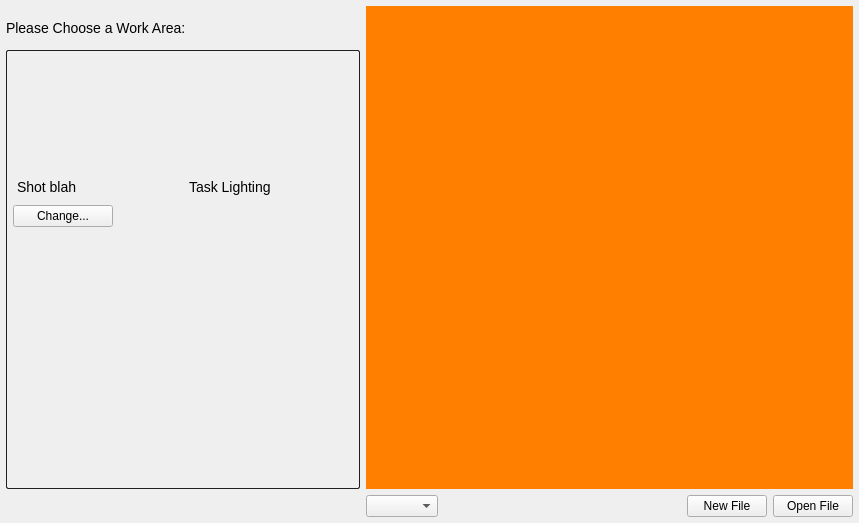
This is resources/work_files_form.ui in shotgunsoftware/tk-multi-workfiles2 as Qt 5 draws it before an edit. The edited form follows.
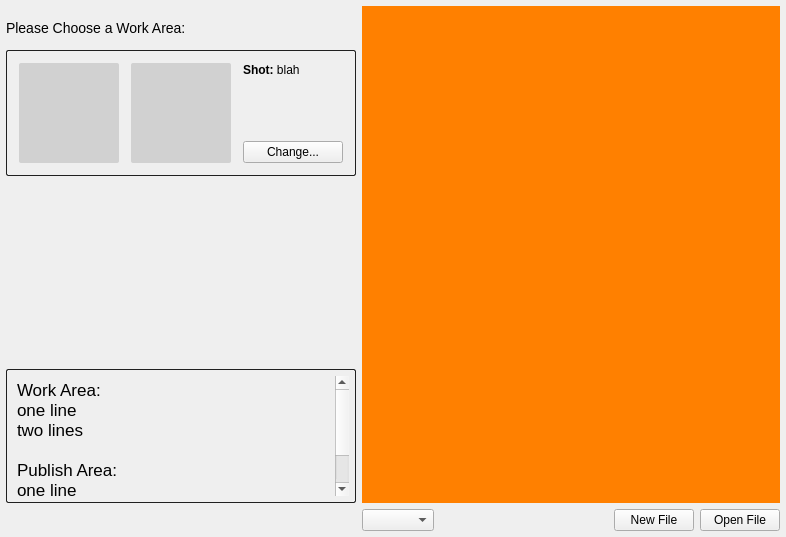
This is the edited form. Icons and pictures are not drawn. Custom widgets are drawn as their Qt base class.

Commit message: Tweaked UI layout to latest design

```diff
--- a/resources/work_files_form.ui
+++ b/resources/work_files_form.ui
@@ -6,8 +6,8 @@
    <rect>
     <x>0</x>
     <y>0</y>
-    <width>859</width>
-    <height>523</height>
+    <width>786</width>
+    <height>537</height>
    </rect>
   </property>
   <property name="windowTitle">
@@ -21,7 +21,7 @@
     <number>6</number>
    </property>
    <item row="0" column="0">
-    <layout class="QVBoxLayout" name="verticalLayout_6">
+    <layout class="QVBoxLayout" name="verticalLayout_6" stretch="0,0,1,0">
      <property name="spacing">
       <number>0</number>
      </property>
@@ -56,9 +56,9 @@
       </widget>
      </item>
      <item>
-      <widget class="QFrame" name="work_area_frame">
+      <widget class="QFrame" name="change_work_area_frame">
        <property name="styleSheet">
-        <string notr="true">#work_area_frame {
+        <string notr="true">#change_work_area_frame {
 border-style: solid;
 border-radius: 2px;
 border-width: 1px;
@@ -71,41 +71,33 @@
        <property name="frameShadow">
         <enum>QFrame::Raised</enum>
        </property>
-       <layout class="QVBoxLayout" name="verticalLayout_7" stretch="0,0,0,1">
-        <property name="leftMargin">
-         <number>6</number>
-        </property>
-        <property name="topMargin">
-         <number>12</number>
-        </property>
-        <property name="rightMargin">
-         <number>6</number>
-        </property>
-        <property name="bottomMargin">
-         <number>6</number>
-        </property>
-        <item>
-         <layout class="QGridLayout" name="gridLayout_2">
-          <property name="margin">
-           <number>4</number>
-          </property>
+       <layout class="QHBoxLayout" name="horizontalLayout_3">
           <property name="spacing">
            <number>12</number>
           </property>
-          <item row="0" column="0">
+        <property name="margin">
+         <number>12</number>
+        </property>
+        <item>
            <widget class="QLabel" name="entity_thumbnail">
             <property name="minimumSize">
              <size>
-              <width>160</width>
+            <width>100</width>
               <height>100</height>
              </size>
             </property>
             <property name="maximumSize">
              <size>
-              <width>160</width>
+            <width>100</width>
               <height>100</height>
              </size>
             </property>
+          <property name="styleSheet">
+           <string notr="true">#entity_thumbnail {
+background-color: rgb(0,0,0,32);
+border-radius: 2px;
+}</string>
+          </property>
             <property name="text">
              <string/>
             </property>
@@ -120,20 +112,26 @@
             </property>
            </widget>
           </item>
-          <item row="0" column="1">
+        <item>
            <widget class="QLabel" name="task_thumbnail">
             <property name="minimumSize">
              <size>
-              <width>160</width>
+            <width>100</width>
               <height>100</height>
              </size>
             </property>
             <property name="maximumSize">
              <size>
-              <width>160</width>
+            <width>100</width>
               <height>100</height>
              </size>
             </property>
+          <property name="styleSheet">
+           <string notr="true">#task_thumbnail {
+background-color: rgb(0,0,0,32);
+border-radius: 2px;
+}</string>
+          </property>
             <property name="frameShape">
              <enum>QFrame::NoFrame</enum>
             </property>
@@ -157,23 +155,12 @@
             </property>
            </widget>
           </item>
-          <item row="1" column="1">
-           <widget class="QLabel" name="task_details">
-            <property name="text">
-             <string>&lt;big&gt;Task Lighting&lt;/big&gt;</string>
-            </property>
-            <property name="alignment">
-             <set>Qt::AlignLeading|Qt::AlignLeft|Qt::AlignTop</set>
-            </property>
-            <property name="wordWrap">
-             <bool>true</bool>
-            </property>
-           </widget>
-          </item>
-          <item row="1" column="0">
+        <item>
+         <layout class="QVBoxLayout" name="verticalLayout">
+          <item>
            <widget class="QLabel" name="entity_details">
             <property name="text">
-             <string>&lt;big&gt;Shot blah&lt;/big&gt;</string>
+             <string>&lt;b&gt;Shot:&lt;/b&gt; blah</string>
             </property>
             <property name="alignment">
              <set>Qt::AlignLeading|Qt::AlignLeft|Qt::AlignTop</set>
@@ -183,10 +170,19 @@
             </property>
            </widget>
           </item>
-         </layout>
-        </item>
         <item>
-         <layout class="QHBoxLayout" name="horizontalLayout_6">
+           <spacer name="verticalSpacer_2">
+            <property name="orientation">
+             <enum>Qt::Vertical</enum>
+            </property>
+            <property name="sizeHint" stdset="0">
+             <size>
+              <width>20</width>
+              <height>0</height>
+             </size>
+            </property>
+           </spacer>
+          </item>
           <item>
            <widget class="QPushButton" name="change_work_area_btn">
             <property name="minimumSize">
@@ -200,20 +196,10 @@
             </property>
            </widget>
           </item>
-          <item>
-           <spacer name="horizontalSpacer_3">
-            <property name="orientation">
-             <enum>Qt::Horizontal</enum>
-            </property>
-            <property name="sizeHint" stdset="0">
-             <size>
-              <width>40</width>
-              <height>20</height>
-             </size>
-            </property>
-           </spacer>
-          </item>
-         </layout>
+         </layout>
+        </item>
+       </layout>
+      </widget>
         </item>
         <item>
          <spacer name="verticalSpacer">
@@ -223,11 +209,31 @@
           <property name="sizeHint" stdset="0">
            <size>
             <width>20</width>
-            <height>20</height>
+         <height>40</height>
            </size>
           </property>
          </spacer>
         </item>
+     <item>
+      <widget class="QFrame" name="work_area_frame">
+       <property name="styleSheet">
+        <string notr="true">#work_area_frame {
+border-style: solid;
+border-radius: 2px;
+border-width: 1px;
+border-color: rgb(32,32,32);
+}</string>
+       </property>
+       <property name="frameShape">
+        <enum>QFrame::StyledPanel</enum>
+       </property>
+       <property name="frameShadow">
+        <enum>QFrame::Raised</enum>
+       </property>
+       <layout class="QVBoxLayout" name="verticalLayout_7" stretch="1">
+        <property name="margin">
+         <number>6</number>
+        </property>
         <item>
          <widget class="QTextEdit" name="work_area_details">
           <property name="enabled">
@@ -248,7 +254,7 @@
           <property name="maximumSize">
            <size>
             <width>16777215</width>
-            <height>16777215</height>
+            <height>120</height>
            </size>
           </property>
           <property name="styleSheet">
@@ -266,7 +272,7 @@
            <number>0</number>
           </property>
           <property name="verticalScrollBarPolicy">
-           <enum>Qt::ScrollBarAlwaysOff</enum>
+           <enum>Qt::ScrollBarAsNeeded</enum>
           </property>
           <property name="horizontalScrollBarPolicy">
            <enum>Qt::ScrollBarAlwaysOff</enum>
@@ -279,6 +285,13 @@
 &lt;html&gt;&lt;head&gt;&lt;meta name=&quot;qrichtext&quot; content=&quot;1&quot; /&gt;&lt;style type=&quot;text/css&quot;&gt;
 p, li { white-space: pre-wrap; }
 &lt;/style&gt;&lt;/head&gt;&lt;body style=&quot; font-family:'Lucida Grande'; font-size:13pt; font-weight:400; font-style:normal;&quot;&gt;
+&lt;p style=&quot; margin-top:0px; margin-bottom:0px; margin-left:0px; margin-right:0px; -qt-block-indent:0; text-indent:0px;&quot;&gt;Work Area:&lt;/p&gt;
+&lt;p style=&quot; margin-top:0px; margin-bottom:0px; margin-left:0px; margin-right:0px; -qt-block-indent:0; text-indent:0px;&quot;&gt;one line&lt;/p&gt;
+&lt;p style=&quot; margin-top:0px; margin-bottom:0px; margin-left:0px; margin-right:0px; -qt-block-indent:0; text-indent:0px;&quot;&gt;two lines&lt;/p&gt;
+&lt;p style=&quot;-qt-paragraph-type:empty; margin-top:0px; margin-bottom:0px; margin-left:0px; margin-right:0px; -qt-block-indent:0; text-indent:0px;&quot;&gt;&lt;br /&gt;&lt;/p&gt;
+&lt;p style=&quot; margin-top:0px; margin-bottom:0px; margin-left:0px; margin-right:0px; -qt-block-indent:0; text-indent:0px;&quot;&gt;Publish Area:&lt;/p&gt;
+&lt;p style=&quot; margin-top:0px; margin-bottom:0px; margin-left:0px; margin-right:0px; -qt-block-indent:0; text-indent:0px;&quot;&gt;one line&lt;/p&gt;
+&lt;p style=&quot; margin-top:0px; margin-bottom:0px; margin-left:0px; margin-right:0px; -qt-block-indent:0; text-indent:0px;&quot;&gt;two lines&lt;/p&gt;
 &lt;p style=&quot;-qt-paragraph-type:empty; margin-top:0px; margin-bottom:0px; margin-left:0px; margin-right:0px; -qt-block-indent:0; text-indent:0px;&quot;&gt;&lt;br /&gt;&lt;/p&gt;&lt;/body&gt;&lt;/html&gt;</string>
           </property>
           <property name="acceptRichText">
```
Left out of the diff: 10 changed lines with no effect on the pictures. Lines whose indentation alone changed are shown as unchanged. The commit also changes 2 other files.
